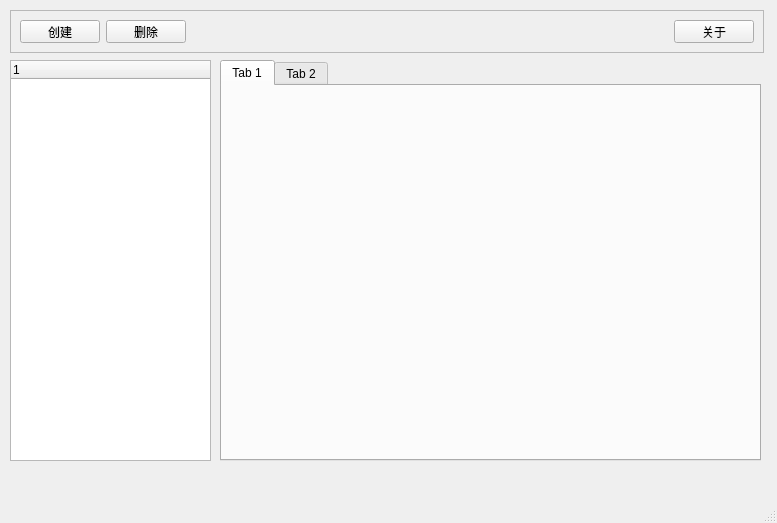
uname/PySockDebuger, file resource/ui/main_window.ui: the form before one commit.
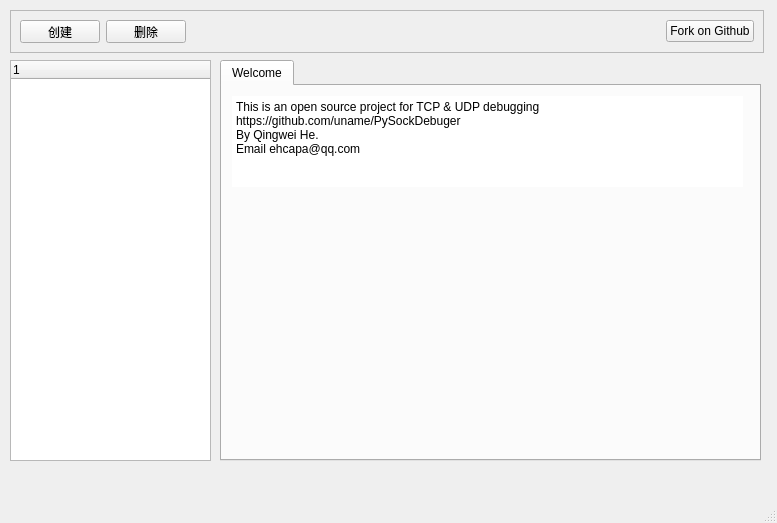
The form after the commit. Custom widgets are drawn as their Qt base class.

```diff
--- a/resource/ui/main_window.ui
+++ b/resource/ui/main_window.ui
@@ -64,9 +64,15 @@
       </spacer>
      </item>
      <item row="0" column="3">
-      <widget class="QPushButton" name="aboutBtn">
+      <widget class="QPushButton" name="githubBtn">
+       <property name="maximumSize">
+        <size>
+         <width>121</width>
+         <height>16777215</height>
+        </size>
+       </property>
        <property name="text">
-        <string>关于</string>
+        <string>Fork on Github</string>
        </property>
       </widget>
      </item>
@@ -110,13 +116,31 @@
     </property>
     <widget class="QWidget" name="tab">
      <attribute name="title">
-      <string>Tab 1</string>
+      <string>Welcome</string>
      </attribute>
-    </widget>
-    <widget class="QWidget" name="tab_2">
-     <attribute name="title">
-      <string>Tab 2</string>
-     </attribute>
+     <widget class="QTextEdit" name="textEdit">
+      <property name="geometry">
+       <rect>
+        <x>10</x>
+        <y>10</y>
+        <width>511</width>
+        <height>91</height>
+       </rect>
+      </property>
+      <property name="frameShape">
+       <enum>QFrame::NoFrame</enum>
+      </property>
+      <property name="html">
+       <string>&lt;!DOCTYPE HTML PUBLIC &quot;-//W3C//DTD HTML 4.0//EN&quot; &quot;http://www.w3.org/TR/REC-html40/strict.dtd&quot;&gt;
+&lt;html&gt;&lt;head&gt;&lt;meta name=&quot;qrichtext&quot; content=&quot;1&quot; /&gt;&lt;style type=&quot;text/css&quot;&gt;
+p, li { white-space: pre-wrap; }
+&lt;/style&gt;&lt;/head&gt;&lt;body style=&quot; font-family:'SimSun'; font-size:9pt; font-weight:400; font-style:normal;&quot;&gt;
+&lt;p style=&quot; margin-top:0px; margin-bottom:0px; margin-left:0px; margin-right:0px; -qt-block-indent:0; text-indent:0px;&quot;&gt;This is an open source project for TCP &amp;amp; UDP debugging&lt;/p&gt;
+&lt;p style=&quot; margin-top:0px; margin-bottom:0px; margin-left:0px; margin-right:0px; -qt-block-indent:0; text-indent:0px;&quot;&gt;https://github.com/uname/PySockDebuger&lt;/p&gt;
+&lt;p style=&quot; margin-top:0px; margin-bottom:0px; margin-left:0px; margin-right:0px; -qt-block-indent:0; text-indent:0px;&quot;&gt;By Qingwei He.&lt;/p&gt;
+&lt;p style=&quot; margin-top:0px; margin-bottom:0px; margin-left:0px; margin-right:0px; -qt-block-indent:0; text-indent:0px;&quot;&gt;Email ehcapa@qq.com&lt;/p&gt;&lt;/body&gt;&lt;/html&gt;</string>
+      </property>
+     </widget>
     </widget>
    </widget>
   </widget>
```
